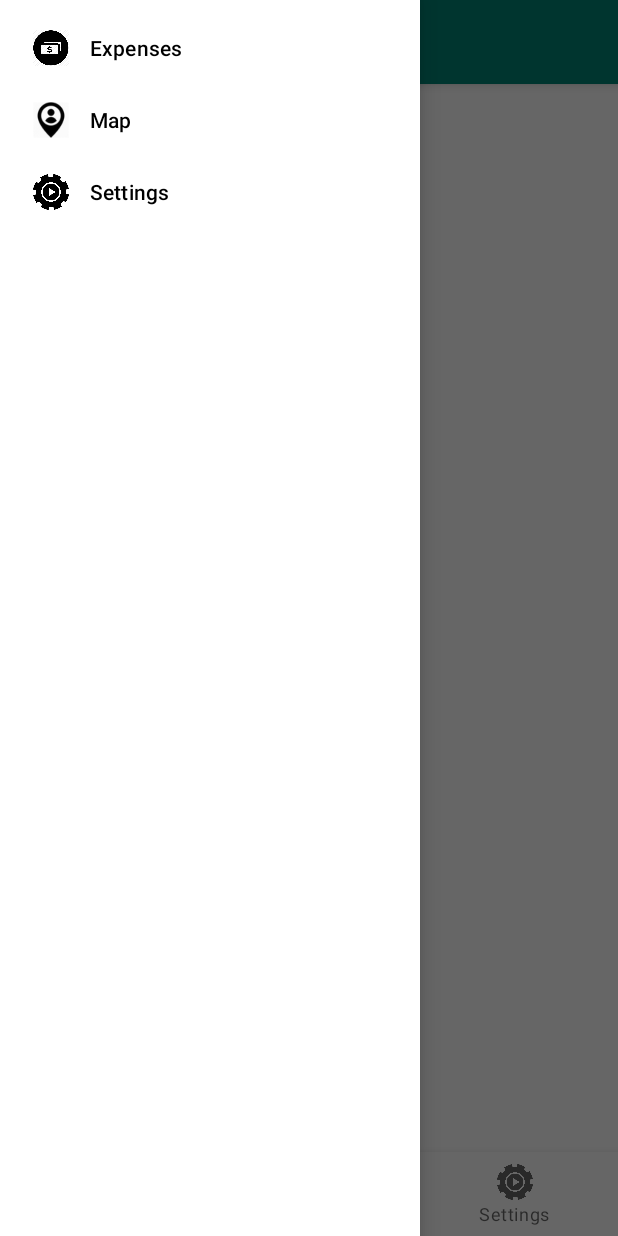
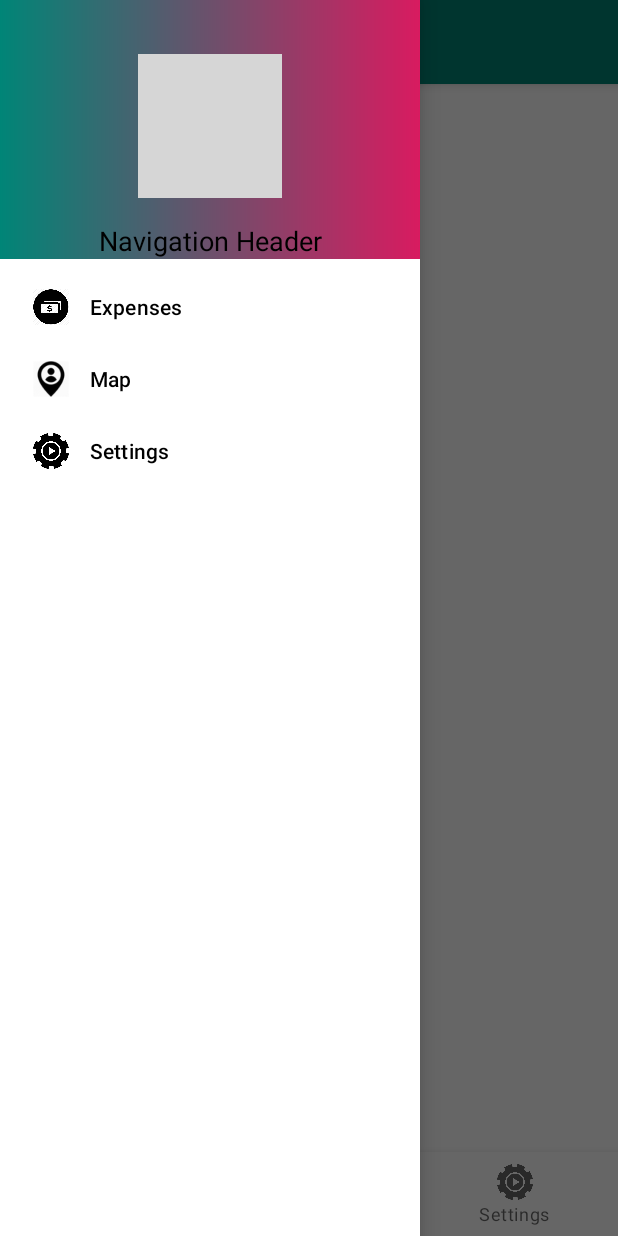
Before and after one commit to ASV44/sample-android-app, an Android app: the NavigationActivity screen opened directly, with no data from a screen before it, with the side drawer open, on a phone screen of 412 x 824 dp. Run offline under Robolectric (Android 15) with nearby library versions, the phone set to English and light mode, and no system bars; network calls fail; grey boxes are pictures that could not be loaded.

Commit message:
Add drawer navigation view header

```diff
--- /dev/null
+++ b/app/src/main/res/drawable/nav_header_background.xml
@@ -0,0 +1,8 @@
+<shape xmlns:android="http://schemas.android.com/apk/res/android"
+    android:shape="rectangle">
+    <gradient
+        android:angle="0"
+        android:startColor="@color/colorPrimary"
+        android:endColor="@color/colorAccent"
+        android:type="linear" />
+</shape>
--- a/app/src/main/res/layout/activity_navigation.xml
+++ b/app/src/main/res/layout/activity_navigation.xml
@@ -58,7 +58,7 @@
         android:layout_width="wrap_content"
         android:layout_height="match_parent"
         android:layout_gravity="start"
-
+        app:headerLayout="@layout/drawer_navigation_header"
         app:menu="@menu/drawer_menu" >
     </com.google.android.material.navigation.NavigationView>
 
--- /dev/null
+++ b/app/src/main/res/layout/drawer_navigation_header.xml
@@ -0,0 +1,31 @@
+<?xml version="1.0" encoding="utf-8"?>
+<androidx.constraintlayout.widget.ConstraintLayout
+    xmlns:android="http://schemas.android.com/apk/res/android"
+    xmlns:app="http://schemas.android.com/apk/res-auto"
+    xmlns:tools="http://schemas.android.com/tools"
+    android:layout_width="match_parent"
+    android:layout_height="match_parent"
+    android:background="@drawable/nav_header_background">
+
+    <ImageView
+        android:id="@+id/imageView2"
+        android:layout_width="wrap_content"
+        android:layout_height="wrap_content"
+        android:src="@drawable/placeholder"
+        android:layout_marginTop="36dp"
+        app:layout_constraintEnd_toEndOf="parent"
+        app:layout_constraintStart_toStartOf="parent"
+        app:layout_constraintTop_toTopOf="parent" />
+
+    <TextView
+        android:layout_width="wrap_content"
+        android:layout_height="wrap_content"
+        android:text="Navigation Header"
+        android:textColor="@android:color/black"
+        android:textSize="18sp"
+        android:layout_marginTop="16dp"
+        app:layout_constraintEnd_toEndOf="parent"
+        app:layout_constraintStart_toStartOf="parent"
+        app:layout_constraintTop_toBottomOf="@+id/imageView2" />
+
+</androidx.constraintlayout.widget.ConstraintLayout>
```
